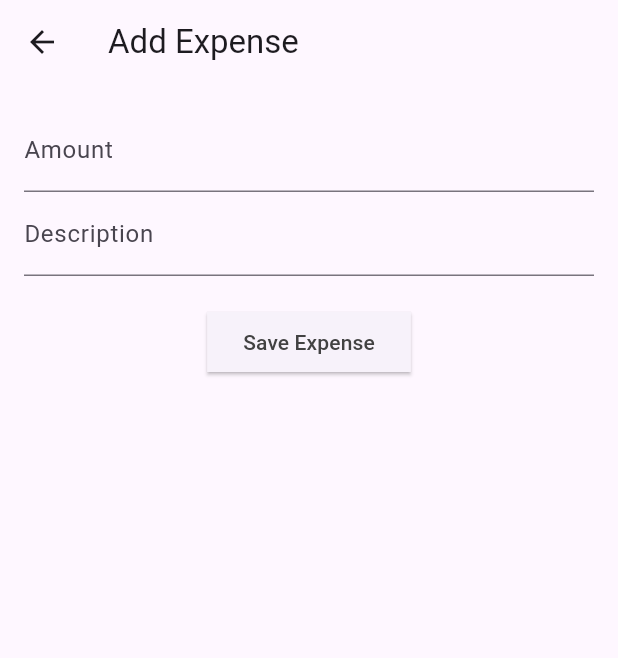
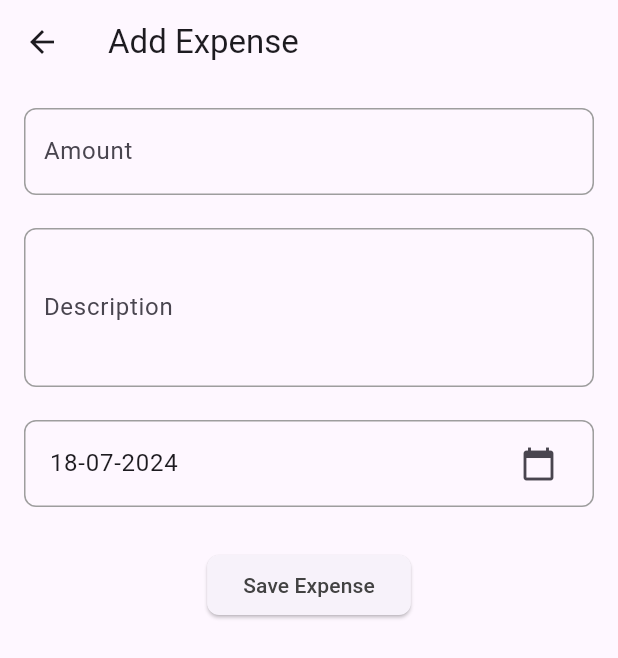
Before and after one commit to fahad7tt/expense_tracker, a Flutter app: the AddExpensePage screen opened directly, after a tap on "Save Expense", on a phone screen of 412 x 824 dp. Shown: the top 658 px of the screen. Run offline on Flutter 3.47's test engine with Material 3 defaults, Android fonts, the phone set to English and light mode, and no system bars; our stand-ins replace get_it, hive, hive_flutter; accounts and stored records are empty.

Commit message:
fix: added appropriate validation logic for the input fields

```diff
--- a/lib/presentation/pages/add_expense_page.dart
+++ b/lib/presentation/pages/add_expense_page.dart
@@ -1,16 +1,28 @@
 import 'package:flutter/material.dart';
+import 'package:intl/intl.dart';
 import 'package:provider/provider.dart';
 import '../../domain/entities/expense.dart';
 import '../providers/expense_provider.dart';
 import 'expense_list_page.dart';
 
-// ignore: must_be_immutable
 class AddExpensePage extends StatelessWidget {
   final TextEditingController amountController = TextEditingController();
   final TextEditingController descriptionController = TextEditingController();
-  DateTime selectedDate = DateTime.now();
+  final ValueNotifier<DateTime> selectedDate = ValueNotifier(DateTime.now());
+  final DateFormat dateFormat = DateFormat('dd-MM-yyyy'); // Date format
 
-  AddExpensePage({super.key});
+  AddExpensePage({Key? key}) : super(key: key);
+
+  String? validateDescription(String? value) {
+    if (value == null || value.isEmpty) {
+      return 'Please enter description';
+    } else if (value.length < 20) {
+      return 'Description must be at least 20 characters';
+    } else if (value.contains(RegExp(r'[0-9]'))) {
+      return 'Description must not contain numbers';
+    }
+    return null;
+  }
 
   @override
   Widget build(BuildContext context) {
@@ -20,25 +32,84 @@ class AddExpensePage extends StatelessWidget {
         padding: const EdgeInsets.all(16.0),
         child: Column(
           children: [
-            TextField(
+            Container(
+              decoration: BoxDecoration(
+                border: Border.all(color: Colors.grey),
+                borderRadius: BorderRadius.circular(8.0),
+              ),
+              padding: const EdgeInsets.symmetric(horizontal: 12.0),
+              child: TextFormField(
                 controller: amountController,
-              decoration: const InputDecoration(labelText: 'Amount'),
+                decoration: const InputDecoration(
+                  labelText: 'Amount',
+                  border: InputBorder.none,
+                ),
                 keyboardType: TextInputType.number,
+                validator: (value) {
+                  if (value == null || value.isEmpty) {
+                    return 'Please enter amount';
+                  }
+                  return null;
+                },
               ),
-            TextField(
+            ),
+            const SizedBox(height: 22.0),
+            Container(
+              decoration: BoxDecoration(
+                border: Border.all(color: Colors.grey),
+                borderRadius: BorderRadius.circular(8.0),
+              ),
+              padding: const EdgeInsets.symmetric(horizontal: 12.0),
+              child: TextFormField(
                 controller: descriptionController,
-              decoration: const InputDecoration(labelText: 'Description'),
+                decoration: const InputDecoration(
+                  labelText: 'Description',
+                  border: InputBorder.none,
                 ),
-            const SizedBox(height: 20),
+                validator: validateDescription,
+                maxLines: 3
+              ),
+            ),
+            const SizedBox(height: 22.0),
+            Container(
+              decoration: BoxDecoration(
+                border: Border.all(color: Colors.grey),
+                borderRadius: BorderRadius.circular(8.0),
+              ),
+              child: ValueListenableBuilder<DateTime>(
+                valueListenable: selectedDate,
+                builder: (context, date, child) {
+                  return ListTile(
+                    title: Text(
+                      dateFormat.format(date),
+                    ),
+                    trailing: const Icon(Icons.calendar_today),
+                    onTap: () async {
+                      final DateTime? picked = await showDatePicker(
+                        context: context,
+                        initialDate: date,
+                        firstDate: DateTime(2000),
+                        lastDate: DateTime(2101),
+                      );
+                      if (picked != null && picked != date) {
+                        selectedDate.value = picked;
+                      }
+                    },
+                  );
+                },
+              ),
+            ),
+            const SizedBox(height: 28.0),
             ElevatedButton(
               onPressed: () async {
+                if (Form.of(context).validate()) {
                   final amount = double.parse(amountController.text);
                   final description = descriptionController.text;
 
                   final expense = Expense(
                     id: DateTime.now().millisecondsSinceEpoch,
                     amount: amount,
-                  date: selectedDate,
+                    date: selectedDate.value,
                     description: description,
                   );
 
@@ -51,10 +122,11 @@ class AddExpensePage extends StatelessWidget {
                       builder: (context) => const ExpenseListPage(),
                     ),
                   );
+                }
               },
               style: ElevatedButton.styleFrom(
                 shape: RoundedRectangleBorder(
-                    borderRadius: BorderRadius.circular(0), // Make corners sharp
+                  borderRadius: BorderRadius.circular(8.0), // Sharp corners
                 ),
               ),
               child: Text(
```
Lines whose indentation alone changed are shown as unchanged.
